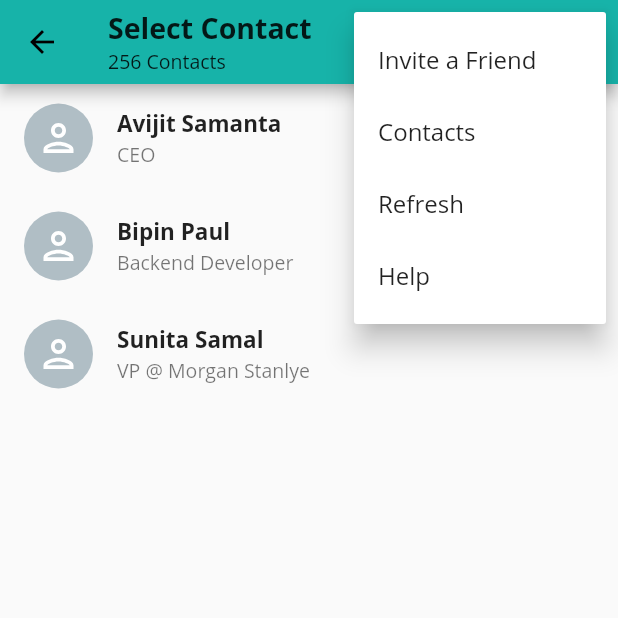
After one commit to sinhajoy/Chat-App, a Flutter app: the SelectContact screen opened directly, after a tap on the "more vert" icon, on a phone screen of 412 x 824 dp, the top half of it. The commit adds this screen. Run offline on Flutter 3.47's test engine with Material 2 defaults, Android fonts, the light colour scheme and no system bars; our stand-ins replace flutter_svg.

Commit message:
Contact Page
Contact Page

```diff
--- /dev/null
+++ b/lib/CustomUI/ButtonCard.dart
@@ -0,0 +1,36 @@
+import 'package:flutter/material.dart';
+import 'package:flutter_svg/flutter_svg.dart';
+import 'package:my_app/Model/ChatModel.dart';
+
+class ButtonCard extends StatelessWidget {
+  const ButtonCard({Key? key, required this.contact}) : super(key: key);
+  final ChatModel contact;
+
+  @override
+  Widget build(BuildContext context) {
+    return InkWell(
+      onTap: () {},
+      child: ListTile(
+        leading: CircleAvatar(
+          radius: 23,
+          child: SvgPicture.asset(
+            "assets/person.svg",
+            color: Colors.white,
+            height: 30,
+            width: 30,
+          ),
+          backgroundColor: Colors.blueGrey[200],
+        ),
+        title: Text(contact.name,
+            style: TextStyle(
+              fontSize: 15,
+              fontWeight: FontWeight.bold,
+            )),
+        subtitle: Text(
+          contact.status,
+          style: TextStyle(fontSize: 13),
+        ),
+      ),
+    );
+  }
+}
--- /dev/null
+++ b/lib/CustomUI/ContactCard.dart
@@ -0,0 +1,36 @@
+import 'package:flutter/material.dart';
+import 'package:flutter_svg/flutter_svg.dart';
+import 'package:my_app/Model/ChatModel.dart';
+
+class ContactCard extends StatelessWidget {
+  const ContactCard({Key? key, required this.contact}) : super(key: key);
+  final ChatModel contact;
+
+  @override
+  Widget build(BuildContext context) {
+    return InkWell(
+      onTap: () {},
+      child: ListTile(
+        leading: CircleAvatar(
+          radius: 23,
+          child: SvgPicture.asset(
+            "assets/person.svg",
+            color: Colors.white,
+            height: 30,
+            width: 30,
+          ),
+          backgroundColor: Colors.blueGrey[200],
+        ),
+        title: Text(contact.name,
+            style: TextStyle(
+              fontSize: 15,
+              fontWeight: FontWeight.bold,
+            )),
+        subtitle: Text(
+          contact.status,
+          style: TextStyle(fontSize: 13),
+        ),
+      ),
+    );
+  }
+}
--- a/lib/Model/ChatModel.dart
+++ b/lib/Model/ChatModel.dart
@@ -1,14 +1,16 @@
 class ChatModel {
   String name;
+  String status;
   String icon;
   bool isGroup;
   String time;
   String currentMessage;
 
   ChatModel(
-      {required this.name,
-      required this.icon,
-      required this.isGroup,
-      required this.time,
-      required this.currentMessage});
+      {this.name = "Default",
+      this.status = "Available",
+      this.icon = "person",
+      this.isGroup = false,
+      this.time = "10.00 PM",
+      this.currentMessage = "bAM VOLE"});
 }
--- a/lib/Pages/ChatPage.dart
+++ b/lib/Pages/ChatPage.dart
@@ -1,6 +1,7 @@
 import 'package:flutter/material.dart';
 import 'package:my_app/CustomUI/CustomCard.dart';
 import 'package:my_app/Model/ChatModel.dart';
+import 'package:my_app/Screens/SelectContact.dart';
 
 class ChatPage extends StatefulWidget {
   ChatPage({Key? key}) : super(key: key);
@@ -47,9 +48,11 @@ class _ChatPageState extends State<ChatPage> {
   Widget build(BuildContext context) {
     return Scaffold(
       floatingActionButton: FloatingActionButton(
-        onPressed: () {},
-        child: Icon(Icons.chat),
-      ),
+          onPressed: () {
+            Navigator.push(context,
+                MaterialPageRoute(builder: (builder) => SelectContact()));
+          },
+          child: Icon(Icons.chat)),
       body: ListView.builder(
         itemCount: chats.length,
         itemBuilder: (context, index) => CustomCard(
--- /dev/null
+++ b/lib/Screens/SelectContact.dart
@@ -0,0 +1,88 @@
+import 'package:flutter/material.dart';
+import 'package:my_app/CustomUI/ContactCard.dart';
+import 'package:my_app/Model/ChatModel.dart';
+
+class SelectContact extends StatefulWidget {
+  SelectContact({Key? key}) : super(key: key);
+
+  @override
+  _SelectContactState createState() => _SelectContactState();
+}
+
+class _SelectContactState extends State<SelectContact> {
+  @override
+  Widget build(BuildContext context) {
+    List<ChatModel> contacts = [
+      ChatModel(
+        name: "Avijit Samanta",
+        status: "CEO",
+      ),
+      ChatModel(
+        name: "Bipin Paul",
+        status: "Backend Developer",
+      ),
+      ChatModel(
+        name: "Sunita Samal",
+        status: "VP @ Morgan Stanlye",
+      ),
+    ];
+    return Scaffold(
+      appBar: AppBar(
+        title: Column(
+          mainAxisAlignment: MainAxisAlignment.start,
+          crossAxisAlignment: CrossAxisAlignment.start,
+          children: [
+            Text(
+              "Select Contact",
+              style: TextStyle(
+                fontSize: 19,
+                fontWeight: FontWeight.bold,
+              ),
+            ),
+            Text("256 Contacts",
+                style: TextStyle(
+                  fontSize: 13,
+                )),
+          ],
+        ),
+        actions: [
+          IconButton(
+              onPressed: () {},
+              icon: Icon(
+                Icons.search,
+                size: 26,
+              )),
+          PopupMenuButton<String>(
+            onSelected: (value) {
+              print(value);
+            },
+            itemBuilder: (BuildContext context) {
+              return [
+                PopupMenuItem(
+                  child: Text("Invite a Friend"),
+                  value: "Invite a Friend",
+                ),
+                PopupMenuItem(
+                  child: Text("Contacts"),
+                  value: "Contacts",
+                ),
+                PopupMenuItem(
+                  child: Text("Refresh"),
+                  value: "Refresh",
+                ),
+                PopupMenuItem(
+                  child: Text("Help"),
+                  value: "Help",
+                ),
+              ];
+            },
+          )
+        ],
+      ),
+      body: ListView.builder(
+        itemCount: contacts.length,
+        itemBuilder: (context, index) => ContactCard(contact: contacts[index]),
+      ),
+    );
+  }
+}
```
